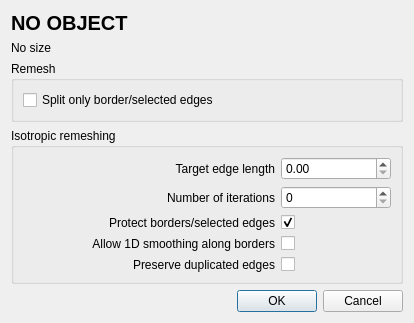
The window that demo/Polyhedron/Plugins/PMP/Isotropic_remeshing_dialog.ui (CGAL/releases) describes before a commit, drawn with Qt 5.
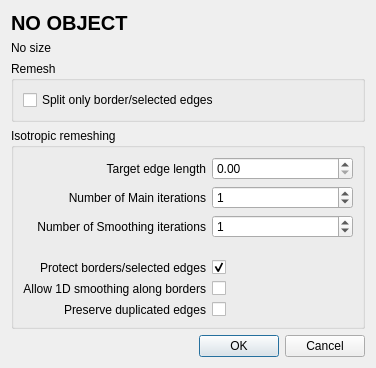
The same window after the commit.

Patch:
```diff
--- a/demo/Polyhedron/Plugins/PMP/Isotropic_remeshing_dialog.ui
+++ b/demo/Polyhedron/Plugins/PMP/Isotropic_remeshing_dialog.ui
@@ -9,8 +9,8 @@
    <rect>
     <x>0</x>
     <y>0</y>
-    <width>414</width>
-    <height>318</height>
+    <width>376</width>
+    <height>368</height>
    </rect>
   </property>
   <property name="windowTitle">
@@ -54,25 +54,75 @@
      </layout>
     </widget>
    </item>
-   <item>
-    <spacer name="verticalSpacer">
-     <property name="orientation">
-      <enum>Qt::Vertical</enum>
-     </property>
-     <property name="sizeHint" stdset="0">
-      <size>
-       <width>20</width>
-       <height>40</height>
-      </size>
-     </property>
-    </spacer>
-   </item>
    <item>
     <widget class="QGroupBox" name="groupBox">
      <property name="title">
       <string>Isotropic remeshing</string>
      </property>
-     <layout class="QGridLayout" name="gridLayout_2" rowstretch="0,0,0,0" columnstretch="2,0">
+     <layout class="QGridLayout" name="gridLayout_2" rowstretch="0,0,0,0,0,0,0" columnstretch="0,1">
+      <item row="6" column="0">
+       <widget class="QLabel" name="preserveDuplicates_label">
+        <property name="text">
+         <string>Preserve duplicated edges</string>
+        </property>
+        <property name="alignment">
+         <set>Qt::AlignRight|Qt::AlignTrailing|Qt::AlignVCenter</set>
+        </property>
+       </widget>
+      </item>
+      <item row="2" column="1">
+       <widget class="QSpinBox" name="nbSmoothing_spinbox">
+        <property name="minimum">
+         <number>0</number>
+        </property>
+        <property name="maximum">
+         <number>100</number>
+        </property>
+        <property name="value">
+         <number>1</number>
+        </property>
+       </widget>
+      </item>
+      <item row="6" column="1">
+       <widget class="QCheckBox" name="preserveDuplicates_checkbox">
+        <property name="text">
+         <string/>
+        </property>
+       </widget>
+      </item>
+      <item row="0" column="0">
+       <widget class="QLabel" name="edgeLength_label">
+        <property name="text">
+         <string>Target edge length</string>
+        </property>
+        <property name="alignment">
+         <set>Qt::AlignRight|Qt::AlignTrailing|Qt::AlignVCenter</set>
+        </property>
+        <property name="buddy">
+         <cstring>edgeLength_dspinbox</cstring>
+        </property>
+       </widget>
+      </item>
+      <item row="4" column="0">
+       <widget class="QLabel" name="protect_label">
+        <property name="text">
+         <string>Protect borders/selected edges</string>
+        </property>
+        <property name="alignment">
+         <set>Qt::AlignRight|Qt::AlignTrailing|Qt::AlignVCenter</set>
+        </property>
+       </widget>
+      </item>
+      <item row="2" column="0">
+       <widget class="QLabel" name="nbSmoothing_label">
+        <property name="text">
+         <string>Number of Smoothing iterations</string>
+        </property>
+        <property name="alignment">
+         <set>Qt::AlignRight|Qt::AlignTrailing|Qt::AlignVCenter</set>
+        </property>
+       </widget>
+      </item>
       <item row="1" column="1">
        <widget class="QSpinBox" name="nbIterations_spinbox">
         <property name="minimumSize">
@@ -81,12 +131,25 @@
           <height>0</height>
          </size>
         </property>
+        <property name="value">
+         <number>1</number>
+        </property>
+       </widget>
+      </item>
+      <item row="5" column="0">
+       <widget class="QLabel" name="smooth1D_label">
+        <property name="text">
+         <string>Allow 1D smoothing along borders</string>
+        </property>
+        <property name="alignment">
+         <set>Qt::AlignRight|Qt::AlignTrailing|Qt::AlignVCenter</set>
+        </property>
        </widget>
       </item>
       <item row="1" column="0">
        <widget class="QLabel" name="nbIterations_label">
         <property name="text">
-         <string>Number of iterations</string>
+         <string>Number of Main iterations</string>
         </property>
         <property name="alignment">
          <set>Qt::AlignRight|Qt::AlignTrailing|Qt::AlignVCenter</set>
@@ -96,16 +159,20 @@
         </property>
        </widget>
       </item>
-      <item row="0" column="0">
-       <widget class="QLabel" name="edgeLength_label">
+      <item row="5" column="1">
+       <widget class="QCheckBox" name="smooth1D_checkbox">
         <property name="text">
-         <string>Target edge length</string>
+         <string/>
         </property>
-        <property name="alignment">
-         <set>Qt::AlignRight|Qt::AlignTrailing|Qt::AlignVCenter</set>
+       </widget>
+      </item>
+      <item row="4" column="1">
+       <widget class="QCheckBox" name="protect_checkbox">
+        <property name="text">
+         <string/>
         </property>
-        <property name="buddy">
-         <cstring>edgeLength_dspinbox</cstring>
+        <property name="checked">
+         <bool>true</bool>
         </property>
        </widget>
       </item>
@@ -125,59 +192,21 @@
         </property>
        </widget>
       </item>
-      <item row="2" column="0">
-       <widget class="QLabel" name="protect_label">
-        <property name="text">
-         <string>Protect borders/selected edges</string>
-        </property>
-        <property name="alignment">
-         <set>Qt::AlignRight|Qt::AlignTrailing|Qt::AlignVCenter</set>
-        </property>
-       </widget>
-      </item>
-      <item row="2" column="1">
-       <widget class="QCheckBox" name="protect_checkbox">
-        <property name="text">
-         <string/>
-        </property>
-        <property name="checked">
-         <bool>true</bool>
-        </property>
-       </widget>
-      </item>
-      <item row="3" column="1">
-       <widget class="QCheckBox" name="smooth1D_checkbox">
-        <property name="text">
-         <string/>
-        </property>
-       </widget>
-      </item>
       <item row="3" column="0">
-       <widget class="QLabel" name="smooth1D_label">
-        <property name="text">
-         <string>Allow 1D smoothing along borders</string>
+       <spacer name="verticalSpacer_3">
+        <property name="orientation">
+         <enum>Qt::Vertical</enum>
         </property>
-        <property name="alignment">
-         <set>Qt::AlignRight|Qt::AlignTrailing|Qt::AlignVCenter</set>
+        <property name="sizeType">
+         <enum>QSizePolicy::Maximum</enum>
         </property>
-       </widget>
-      </item>
-      <item row="4" column="1">
-       <widget class="QCheckBox" name="preserveDuplicates_checkbox">
-        <property name="text">
-         <string/>
+        <property name="sizeHint" stdset="0">
+         <size>
+          <width>20</width>
+          <height>40</height>
+         </size>
         </property>
-       </widget>
-      </item>
-      <item row="4" column="0">
-       <widget class="QLabel" name="preserveDuplicates_label">
-        <property name="text">
-         <string>Preserve duplicated edges</string>
-        </property>
-        <property name="alignment">
-         <set>Qt::AlignRight|Qt::AlignTrailing|Qt::AlignVCenter</set>
-        </property>
-       </widget>
+       </spacer>
       </item>
      </layout>
     </widget>
@@ -187,10 +216,13 @@
      <property name="orientation">
       <enum>Qt::Vertical</enum>
      </property>
+     <property name="sizeType">
+      <enum>QSizePolicy::MinimumExpanding</enum>
+     </property>
      <property name="sizeHint" stdset="0">
       <size>
-       <width>20</width>
-       <height>40</height>
+       <width>0</width>
+       <height>0</height>
       </size>
      </property>
     </spacer>
```
Left out of the diff: 13 changed lines with no effect on the pictures.
